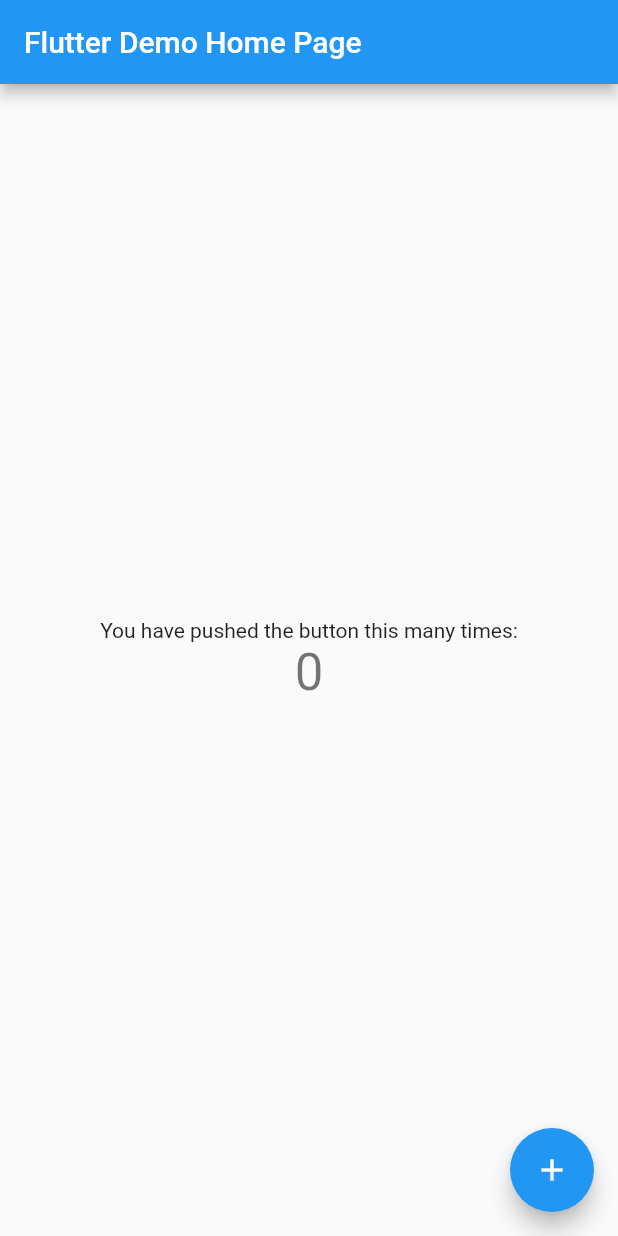
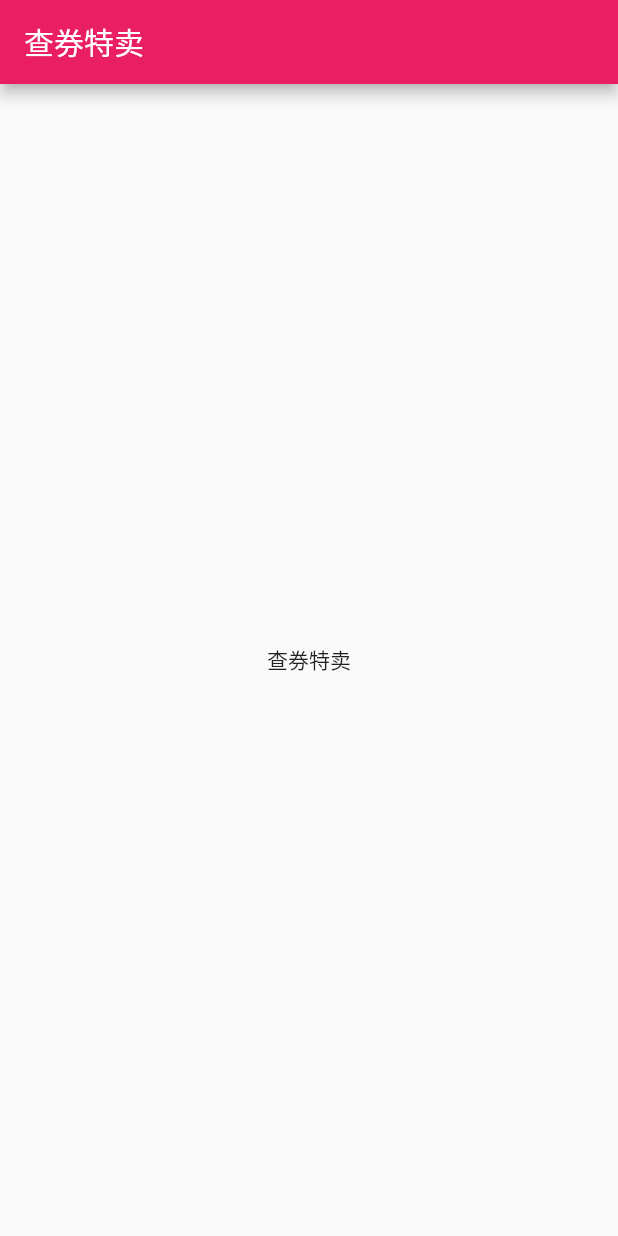
Before and after one commit to shenqidebaozi/flutter_shop, a Flutter app: the screen it shows after launch, on a phone screen of 412 x 824 dp. Run offline on Flutter 3.47's test engine with Material 2 defaults, Android fonts, the phone set to English and light mode, and no system bars.

Commit message:
入口文件

```diff
--- a/lib/main.dart
+++ b/lib/main.dart
@@ -1,111 +1,23 @@
 import 'package:flutter/material.dart';
+import 'pages/index_page.dart';
 
+// 应用程序主入口
 void main() => runApp(MyApp());
 
 class MyApp extends StatelessWidget {
-  // This widget is the root of your application.
   @override
   Widget build(BuildContext context) {
-    return MaterialApp(
-      title: 'Flutter Demo',
-      theme: ThemeData(
-        // This is the theme of your application.
-        //
-        // Try running your application with "flutter run". You'll see the
-        // application has a blue toolbar. Then, without quitting the app, try
-        // changing the primarySwatch below to Colors.green and then invoke
-        // "hot reload" (press "r" in the console where you ran "flutter run",
-        // or simply save your changes to "hot reload" in a Flutter IDE).
-        // Notice that the counter didn't reset back to zero; the application
-        // is not restarted.
-        primarySwatch: Colors.blue,
+    // 套布局容器 扩展容易
+    return Container(
+      child: MaterialApp(
+        title: '查券特卖',
+        // debug标签是否显示
+        debugShowCheckedModeBanner: false,
+        theme: ThemeData(
+            // 主题颜色
+            primarySwatch: Colors.pink),
+        home: IndexPage(),
       ),
-      home: MyHomePage(title: 'Flutter Demo Home Page'),
     );
   }
 }
-
-class MyHomePage extends StatefulWidget {
-  MyHomePage({Key key, this.title}) : super(key: key);
-
-  // This widget is the home page of your application. It is stateful, meaning
-  // that it has a State object (defined below) that contains fields that affect
-  // how it looks.
-
-  // This class is the configuration for the state. It holds the values (in this
-  // case the title) provided by the parent (in this case the App widget) and
-  // used by the build method of the State. Fields in a Widget subclass are
-  // always marked "final".
-
-  final String title;
-
-  @override
-  _MyHomePageState createState() => _MyHomePageState();
-}
-
-class _MyHomePageState extends State<MyHomePage> {
-  int _counter = 0;
-
-  void _incrementCounter() {
-    setState(() {
-      // This call to setState tells the Flutter framework that something has
-      // changed in this State, which causes it to rerun the build method below
-      // so that the display can reflect the updated values. If we changed
-      // _counter without calling setState(), then the build method would not be
-      // called again, and so nothing would appear to happen.
-      _counter++;
-    });
-  }
-
-  @override
-  Widget build(BuildContext context) {
-    // This method is rerun every time setState is called, for instance as done
-    // by the _incrementCounter method above.
-    //
-    // The Flutter framework has been optimized to make rerunning build methods
-    // fast, so that you can just rebuild anything that needs updating rather
-    // than having to individually change instances of widgets.
-    return Scaffold(
-      appBar: AppBar(
-        // Here we take the value from the MyHomePage object that was created by
-        // the App.build method, and use it to set our appbar title.
-        title: Text(widget.title),
-      ),
-      body: Center(
-        // Center is a layout widget. It takes a single child and positions it
-        // in the middle of the parent.
-        child: Column(
-          // Column is also layout widget. It takes a list of children and
-          // arranges them vertically. By default, it sizes itself to fit its
-          // children horizontally, and tries to be as tall as its parent.
-          //
-          // Invoke "debug painting" (press "p" in the console, choose the
-          // "Toggle Debug Paint" action from the Flutter Inspector in Android
-          // Studio, or the "Toggle Debug Paint" command in Visual Studio Code)
-          // to see the wireframe for each widget.
-          //
-          // Column has various properties to control how it sizes itself and
-          // how it positions its children. Here we use mainAxisAlignment to
-          // center the children vertically; the main axis here is the vertical
-          // axis because Columns are vertical (the cross axis would be
-          // horizontal).
-          mainAxisAlignment: MainAxisAlignment.center,
-          children: <Widget>[
-            Text(
-              'You have pushed the button this many times:',
-            ),
-            Text(
-              '$_counter',
-              style: Theme.of(context).textTheme.display1,
-            ),
-          ],
-        ),
-      ),
-      floatingActionButton: FloatingActionButton(
-        onPressed: _incrementCounter,
-        tooltip: 'Increment',
-        child: Icon(Icons.add),
-      ), // This trailing comma makes auto-formatting nicer for build methods.
-    );
-  }
-}
--- /dev/null
+++ b/lib/pages/index_page.dart
@@ -0,0 +1,15 @@
+import 'package:flutter/material.dart';
+
+class IndexPage extends StatelessWidget {
+  @override
+  Widget build(BuildContext context) {
+    return Scaffold(
+      appBar: AppBar(
+        title: Text('查券特卖'),
+      ),
+      body: Center(
+        child: Text('查券特卖'),
+      ),
+    );
+  }
+}
```
